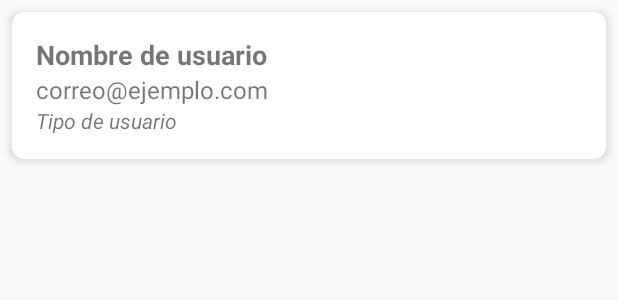
After one commit to FacuSL2/Juan-Automotores, an Android app: the layout lista_de_usuarios.xml on its own in the app's theme, with its tools: preview values and no code run, on a phone screen of 412 x 824 dp. The commit adds this screen. Shown: the top 300 px of the screen. Run offline under Robolectric (Android 15) with nearby library versions, the phone set to English and light mode, and no system bars; network calls fail.

Commit message:
Se creó el activity lista de usuarios para poder filtrar todos los usuarios de la app.

```diff
--- a/app/build.gradle
+++ b/app/build.gradle
@@ -47,6 +47,8 @@ dependencies {
     implementation 'com.google.firebase:firebase-analytics:20.1.2'
     implementation 'com.google.firebase:firebase-firestore:24.4.5'
     annotationProcessor 'com.github.bumptech.glide:compiler:4.12.0'
+    implementation 'com.firebaseui:firebase-ui-firestore:7.2.0'
+
 
     testImplementation 'junit:junit:4.13.2'
     androidTestImplementation 'androidx.test.ext:junit:1.1.3'
--- a/app/src/main/res/layout/activity_principal_admin.xml
+++ b/app/src/main/res/layout/activity_principal_admin.xml
@@ -236,6 +236,7 @@
             <!-- Siguiente CardView -->
 
             <androidx.cardview.widget.CardView
+                android:id="@+id/agregarusuarioss"
                 android:layout_width="0dp"
                 android:layout_height="wrap_content"
                 android:layout_weight="1"
--- /dev/null
+++ b/app/src/main/res/layout/lista_de_usuarios.xml
@@ -0,0 +1,43 @@
+<?xml version="1.0" encoding="utf-8"?>
+<LinearLayout xmlns:android="http://schemas.android.com/apk/res/android"
+    android:layout_width="match_parent"
+    android:layout_height="match_parent">
+    <androidx.cardview.widget.CardView xmlns:android="http://schemas.android.com/apk/res/android"
+        xmlns:app="http://schemas.android.com/apk/res-auto"
+        android:layout_width="match_parent"
+        android:layout_height="wrap_content"
+        android:layout_margin="8dp"
+        app:cardCornerRadius="8dp"
+        app:cardElevation="4dp">
+
+        <LinearLayout
+            android:layout_width="match_parent"
+            android:layout_height="wrap_content"
+            android:orientation="vertical"
+            android:padding="16dp">
+
+            <TextView
+                android:id="@+id/textViewName"
+                android:layout_width="wrap_content"
+                android:layout_height="wrap_content"
+                android:text="Nombre de usuario"
+                android:textSize="18sp"
+                android:textStyle="bold" />
+
+            <TextView
+                android:id="@+id/textViewEmail"
+                android:layout_width="wrap_content"
+                android:layout_height="wrap_content"
+                android:text="correo@ejemplo.com"
+                android:textSize="16sp" />
+
+            <TextView
+                android:id="@+id/textViewType"
+                android:layout_width="wrap_content"
+                android:layout_height="wrap_content"
+                android:text="Tipo de usuario"
+                android:textSize="14sp"
+                android:textStyle="italic" />
+        </LinearLayout>
+    </androidx.cardview.widget.CardView>
+</LinearLayout>
```
Also changed, not shown: app/src/main/AndroidManifest.xml (+6 -2 lines), app/src/main/java/com/example/crud_php/CuentasUsuarios.java (added, +134 -0 lines), app/src/main/java/com/example/crud_php/PrincipalAdmin.java (+9 -0 lines), app/src/main/java/com/example/crud_php/Registro.java (+34 -30 lines), app/src/main/res/layout/activity_cuentas_usuarios.xml (added, +65 -0 lines).
